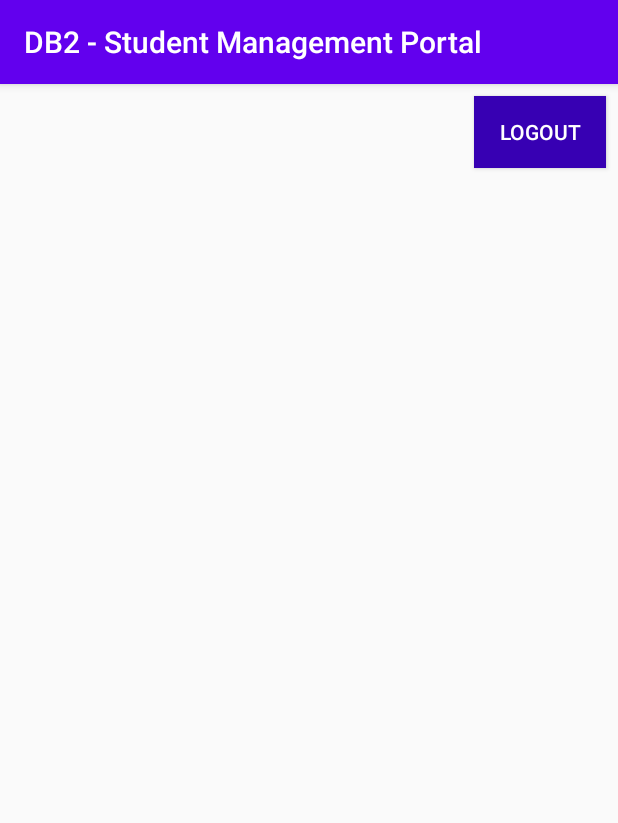
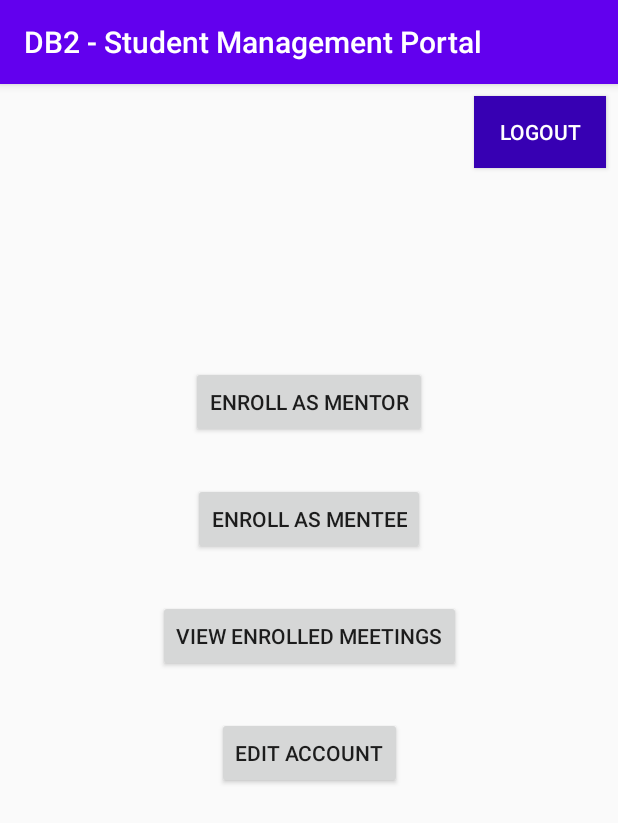
Before and after one commit to JustinLaGree/DBII-Project, an Android app: the LandingStudentActivity screen opened directly, with no data from a screen before it, on a phone screen of 412 x 824 dp. Shown: the top 823 px of the screen. Run offline under Robolectric (Android 15) with nearby library versions, the phone set to English and light mode, and no system bars; 1 statement that could not run was skipped.

Commit message:
Manage student stub pages created

```diff
--- a/Phase3/Java/db2/app/src/main/AndroidManifest.xml
+++ b/Phase3/Java/db2/app/src/main/AndroidManifest.xml
@@ -12,7 +12,11 @@
         android:supportsRtl="true"
         android:theme="@style/AppTheme"
         android:usesCleartextTraffic="true">
-        <activity android:name=".LandingParentActivity"></activity>
+        <activity android:name=".EditStudentAccountActivity"></activity>
+        <activity android:name=".ViewEnrolledMeetingsActivity" />
+        <activity android:name=".EnrollMenteeStudentActivity" />
+        <activity android:name=".EnrollMentorStudentActivity" />
+        <activity android:name=".LandingParentActivity" />
         <activity android:name=".LandingStudentActivity" />
         <activity android:name=".MeetingsAdminActivity" />
         <activity android:name=".RegisterStudentActivity" />
--- a/Phase3/Java/db2/app/src/main/java/com/example/db2/LandingStudentActivity.java
+++ b/Phase3/Java/db2/app/src/main/java/com/example/db2/LandingStudentActivity.java
@@ -5,8 +5,11 @@ import androidx.annotation.RequiresApi;
 import androidx.appcompat.app.AppCompatActivity;
 
 
+import android.content.Intent;
 import android.os.Build;
 import android.os.Bundle;
+import android.view.View;
+import android.widget.Button;
 import android.widget.TextView;
 
 import com.example.db2.helpers.UserSession;
@@ -21,5 +24,45 @@ public class LandingStudentActivity extends BaseLogoutActivity {
         final TextView welcome_text = findViewById(R.id.textView_welcomeStudent);
         String welcomeStr = String.format("Welcome, %s!", UserSession.getInstance().name);
         welcome_text.setText(welcomeStr);
+
+        final Button enrollasmentor = findViewById(R.id.button_enrollasmentor);
+        final Button enrollasmentee = findViewById(R.id.button_enrollasmentee);
+        final Button viewenrolledmeetings = findViewById(R.id.button_viewenrolledmeetings);
+        final Button editaccount = findViewById(R.id.button_editaccount);
+
+        final Intent editStudentIntent = new Intent(this, EditStudentAccountActivity.class);
+        final Intent enrollAsMentorIntent = new Intent(this, EnrollMentorStudentActivity.class);
+        final Intent enrollAsMenteeIntent = new Intent(this, EnrollMenteeStudentActivity.class);
+        final Intent viewEnrolledMeetingsIntent = new Intent(this, ViewEnrolledMeetingsActivity.class);
+
+        enrollasmentor.setOnClickListener(new View.OnClickListener() {
+            @Override
+            public void onClick(View v) {
+                startActivity(enrollAsMentorIntent);
+            }
+        });
+
+        enrollasmentee.setOnClickListener(new View.OnClickListener() {
+            @Override
+            public void onClick(View v) {
+                startActivity(enrollAsMenteeIntent);
+            }
+        });
+
+        viewenrolledmeetings.setOnClickListener(new View.OnClickListener() {
+            @Override
+            public void onClick(View v) {
+                startActivity(viewEnrolledMeetingsIntent);
+            }
+        });
+
+        editaccount.setOnClickListener(new View.OnClickListener() {
+            @Override
+            public void onClick(View v) {
+                startActivity(editStudentIntent);
+            }
+        });
+
+
     }
 }
--- a/Phase3/Java/db2/app/src/main/res/layout/activity_landing_student.xml
+++ b/Phase3/Java/db2/app/src/main/res/layout/activity_landing_student.xml
@@ -5,6 +5,17 @@
     android:layout_width="match_parent"
     android:layout_height="match_parent"
     tools:context=".LandingStudentActivity">
+
+    <Button
+        android:id="@+id/button_viewenrolledmeetings"
+        android:layout_width="wrap_content"
+        android:layout_height="wrap_content"
+        android:layout_marginTop="30dp"
+        android:text="View Enrolled Meetings"
+        app:layout_constraintEnd_toEndOf="parent"
+        app:layout_constraintHorizontal_bias="0.5"
+        app:layout_constraintStart_toStartOf="parent"
+        app:layout_constraintTop_toBottomOf="@+id/button_enrollasmentee" />
 
     <include
         android:id="@+id/include"
@@ -22,4 +33,37 @@
         app:layout_constraintStart_toStartOf="parent"
         app:layout_constraintTop_toBottomOf="@+id/include" />
 
+    <Button
+        android:id="@+id/button_enrollasmentor"
+        android:layout_width="wrap_content"
+        android:layout_height="wrap_content"
+        android:layout_marginTop="75dp"
+        android:text="enroll as mentor"
+        app:layout_constraintEnd_toEndOf="parent"
+        app:layout_constraintHorizontal_bias="0.5"
+        app:layout_constraintStart_toStartOf="parent"
+        app:layout_constraintTop_toBottomOf="@+id/textView_welcomeStudent" />
+
+    <Button
+        android:id="@+id/button_editaccount"
+        android:layout_width="wrap_content"
+        android:layout_height="wrap_content"
+        android:layout_marginTop="30dp"
+        android:text="Edit Account"
+        app:layout_constraintEnd_toEndOf="parent"
+        app:layout_constraintHorizontal_bias="0.5"
+        app:layout_constraintStart_toStartOf="parent"
+        app:layout_constraintTop_toBottomOf="@+id/button_viewenrolledmeetings" />
+
+    <Button
+        android:id="@+id/button_enrollasmentee"
+        android:layout_width="wrap_content"
+        android:layout_height="wrap_content"
+        android:layout_marginTop="30dp"
+        android:text="enroll as mentee"
+        app:layout_constraintEnd_toEndOf="parent"
+        app:layout_constraintHorizontal_bias="0.5"
+        app:layout_constraintStart_toStartOf="parent"
+        app:layout_constraintTop_toBottomOf="@+id/button_enrollasmentor" />
+
 </androidx.constraintlayout.widget.ConstraintLayout>
```
Also changed, not shown: Phase3/Java/db2/app/src/main/java/com/example/db2/EditStudentAccountActivity.java (added, +17 -0 lines), Phase3/Java/db2/app/src/main/java/com/example/db2/EnrollMenteeStudentActivity.java (added, +17 -0 lines), Phase3/Java/db2/app/src/main/java/com/example/db2/EnrollMentorStudentActivity.java (added, +17 -0 lines), Phase3/Java/db2/app/src/main/java/com/example/db2/ViewEnrolledMeetingsActivity.java (added, +18 -0 lines), Phase3/Java/db2/app/src/main/res/layout/activity_edit_student_account.xml (added, +25 -0 lines), Phase3/Java/db2/app/src/main/res/layout/activity_enroll_mentee_student.xml (added, +25 -0 lines), Phase3/Java/db2/app/src/main/res/layout/activity_enroll_mentor_student.xml (added, +25 -0 lines), Phase3/Java/db2/app/src/main/res/layout/activity_view_enrolled_meetings.xml (added, +25 -0 lines).
